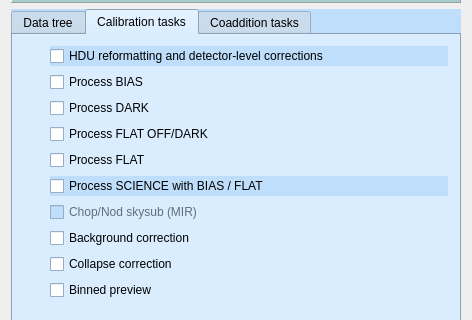
Qt form src/mainwindow.ui (schirmermischa/THELI) before a commit; both pictures show x 0 to 472 and y 138 to 458 of the 472 by 718 pixel window.
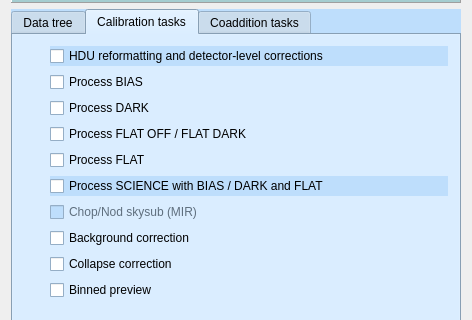
The same form after that commit. The open tabs and pages were chosen to show the change. Icons and pictures are not drawn.

Diff of the .ui file:
```diff
--- a/src/mainwindow.ui
+++ b/src/mainwindow.ui
@@ -1848,7 +1848,7 @@
            <string>Create a master dark flat or flat dark</string>
           </property>
           <property name="text">
-           <string>Process FLAT OFF/DARK</string>
+           <string>Process FLAT OFF / FLAT DARK</string>
           </property>
          </widget>
         </item>
@@ -1889,7 +1889,7 @@
            <bool>true</bool>
           </property>
           <property name="text">
-           <string>Process SCIENCE with BIAS / FLAT</string>
+           <string>Process SCIENCE with BIAS / DARK and FLAT</string>
           </property>
          </widget>
         </item>
```
Left out of the diff: 6 changed lines with no effect on the pictures.
